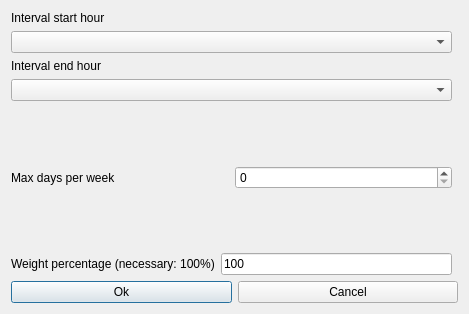
vonmecheln/fet, file fet/src/interface/modifyconstraintstudentsintervalmaxdaysperweekform_template.ui: the form before one commit.
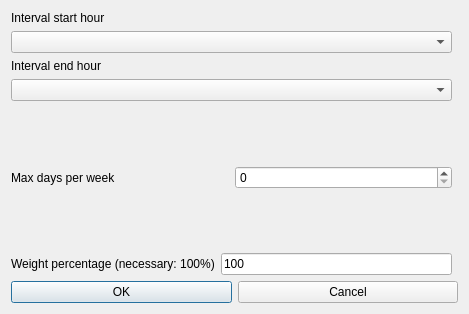
The form after the commit.

Patch:
```diff
--- a/fet/src/interface/modifyconstraintstudentsintervalmaxdaysperweekform_template.ui
+++ b/fet/src/interface/modifyconstraintstudentsintervalmaxdaysperweekform_template.ui
@@ -19,7 +19,7 @@
      <item>
       <widget class="QPushButton" name="okPushButton">
        <property name="text">
-        <string>Ok</string>
+        <string>OK</string>
        </property>
       </widget>
      </item>
```
